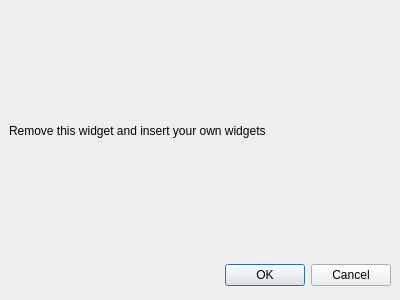
Qt form ui/aboutdialog.ui (Roelio81/audioadmin) before a commit.
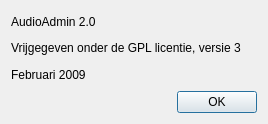
The same form after that commit.

Commit message: Designed a few more dialogs

```diff
--- a/ui/aboutdialog.ui
+++ b/ui/aboutdialog.ui
@@ -5,39 +5,56 @@
    <rect>
     <x>0</x>
     <y>0</y>
-    <width>400</width>
-    <height>300</height>
+    <width>268</width>
+    <height>124</height>
    </rect>
   </property>
   <property name="windowTitle" >
    <string>Dialog</string>
   </property>
-  <widget class="QLabel" name="label" >
-   <property name="geometry" >
-    <rect>
-     <x>9</x>
-     <y>9</y>
-     <width>382</width>
-     <height>244</height>
-    </rect>
-   </property>
-   <property name="text" >
-    <string>Remove this widget and insert your own widgets</string>
-   </property>
-  </widget>
-  <widget class="QDialogButtonBox" name="buttonBox" >
-   <property name="geometry" >
-    <rect>
-     <x>9</x>
-     <y>259</y>
-     <width>382</width>
-     <height>32</height>
-    </rect>
-   </property>
-   <property name="standardButtons" >
-    <set>QDialogButtonBox::Cancel|QDialogButtonBox::NoButton|QDialogButtonBox::Ok</set>
-   </property>
-  </widget>
+  <layout class="QGridLayout" name="gridLayout" >
+   <item row="0" column="0" colspan="2" >
+    <widget class="QLabel" name="label" >
+     <property name="text" >
+      <string>AudioAdmin 2.0</string>
+     </property>
+    </widget>
+   </item>
+   <item row="1" column="0" colspan="2" >
+    <widget class="QLabel" name="label_2" >
+     <property name="text" >
+      <string>Vrijgegeven onder de GPL licentie, versie 3</string>
+     </property>
+    </widget>
+   </item>
+   <item row="2" column="0" colspan="2" >
+    <widget class="QLabel" name="label_3" >
+     <property name="text" >
+      <string>Februari 2009</string>
+     </property>
+    </widget>
+   </item>
+   <item row="3" column="0" >
+    <spacer name="horizontalSpacer" >
+     <property name="orientation" >
+      <enum>Qt::Horizontal</enum>
+     </property>
+     <property name="sizeHint" stdset="0" >
+      <size>
+       <width>164</width>
+       <height>20</height>
+      </size>
+     </property>
+    </spacer>
+   </item>
+   <item row="3" column="1" >
+    <widget class="QPushButton" name="okButton" >
+     <property name="text" >
+      <string>OK</string>
+     </property>
+    </widget>
+   </item>
+  </layout>
  </widget>
  <resources/>
  <connections/>
```
Left out of the diff: 28 changed lines with no effect on the pictures. The commit also changes 21 other files.
